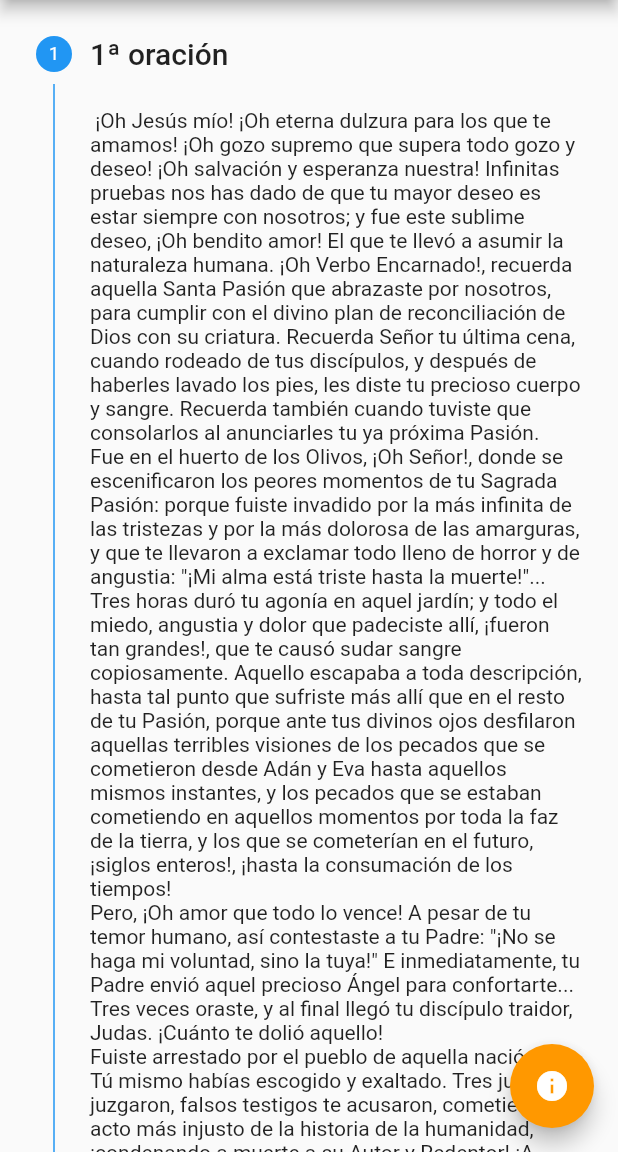
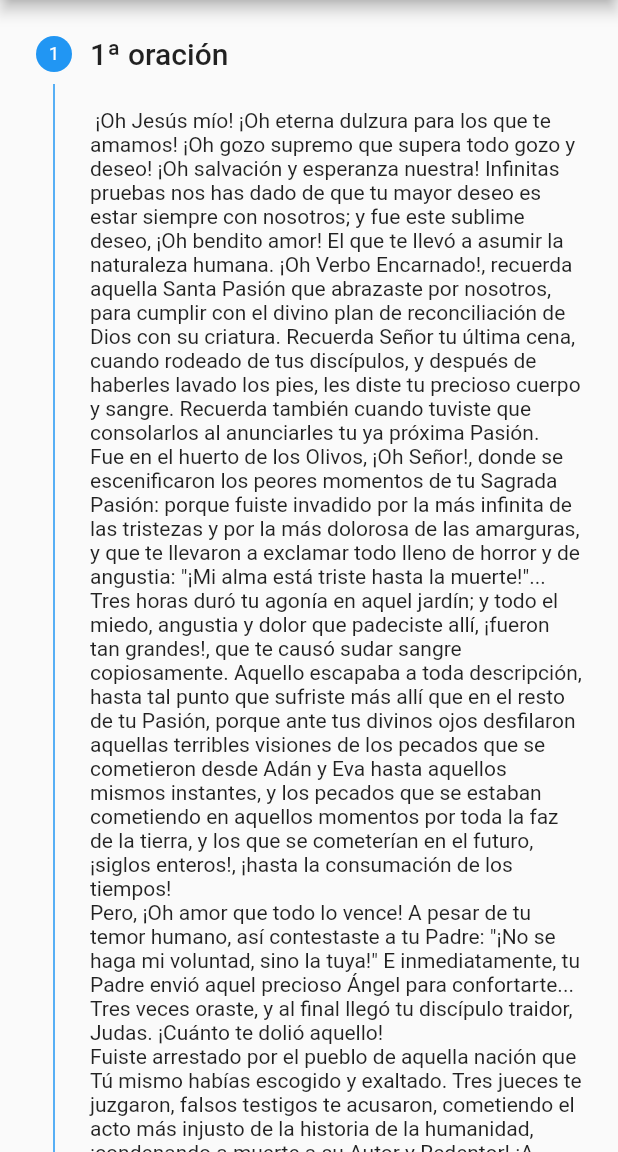
Before and after one commit to Rodsevich/brigida, a Flutter app: the screen it shows after launch, on a phone screen of 412 x 824 dp, the part 84-1236 px from its top. Run offline on Flutter 3.47's test engine with Material 2 defaults, Android fonts, the phone set to English and light mode, and no system bars; our stand-ins replace shared_preferences; missing offline and left inert: scheduled_notifications.

Commit message:
creo q andando

```diff
--- a/lib/main.dart
+++ b/lib/main.dart
@@ -33,9 +33,8 @@ class StateOracionesWidget extends State<OracionesWidget> {
   List<Step> oracionesSteps = [];
   int _oracionActual;
 
-  bool get terminoHoy => prefs != null
-      ? fechaFin.isBefore(alba.add(new Duration(days: 1)))
-      : false;
+  bool get terminoHoy =>
+      (prefs != null) ? _oracionLlegada >= oraciones.length - 1 : false;
 
   int get oracionActual => _oracionActual;
 
@@ -80,18 +79,27 @@ class StateOracionesWidget extends State<OracionesWidget> {
 
   DateTime get fechaFin => _fechaFin;
 
-  void set fechaFin(DateTime fechaFin) {
-    _fechaFin = fechaFin;
-    prefs.setInt("fecha_fin", fechaFin.millisecondsSinceEpoch);
-    if (fechaFin.isAfter(mediaNoche)) {
-      if (fechaFin.isBefore(alba)) {
-        fechaComienzo = new DateTime.now();
-      }
+  void set fechaFin(DateTime nuevaFechaFin) {
+    if (_fechaFin.isBefore(mediaNoche.subtract(new Duration(days: 1)))) {
+      _preguntarSiEmpezarDeNuevo().then((bool empezarDeNuevo) {
+        manejarRespuestaEmpezarDeNuevo(empezarDeNuevo);
+        if (empezarDeNuevo) _fechaFin = nuevaFechaFin;
+      });
+    } else if (_fechaFin.isAfter(mediaNoche.subtract(new Duration(days: 1))) &&
+        _fechaFin.isBefore(alba)) {
+      // if (nuevaFechaFin.isBefore(alba)) {
+      _fechaFin = nuevaFechaFin;
+      prefs.setInt("fecha_fin", nuevaFechaFin.millisecondsSinceEpoch);
+      // }
     }
   }
 
-  DateTime alba;
-  DateTime mediaNoche;
+  DateTime get alba => mediaNoche.add(new Duration(hours: 5));
+
+  DateTime get mediaNoche {
+    DateTime ahora = new DateTime.now();
+    return new DateTime(ahora.year, ahora.month, ahora.day);
+  }
 
   StateOracionesWidget() {
     SharedPreferences.getInstance().then((pref) {
@@ -107,17 +115,19 @@ class StateOracionesWidget extends State<OracionesWidget> {
         }
         _fechaFin = new DateTime.fromMillisecondsSinceEpoch(
             prefs.getInt("fecha_fin") ?? 0);
-        DateTime ahora = new DateTime.now();
-        mediaNoche = new DateTime(ahora.year, ahora.month, ahora.day);
-        alba = new DateTime(ahora.year, ahora.month, ahora.day, 5);
-        if (fechaFin.isBefore(mediaNoche)) {
-          oracionActual = 0;
-          oracionLlegada = 0;
-        } else if (fechaFin.isAfter(alba)) {
-          oracionActual = 0;
-          oracionLlegada = 0;
-          fechaComienzo = new DateTime.now();
-        }
+        if (fechaFin.year >= 2017) {
+          if (fechaFin.isAfter(mediaNoche.subtract(new Duration(days: 1))) &&
+              fechaFin.isBefore(alba)) {
+            if (_oracionLlegada == oraciones.length - 1) {
+              oracionActual = 0;
+              oracionLlegada = 0;
+            }
+          } else if (fechaFin
+              .isBefore(mediaNoche.subtract(new Duration(days: 1))))
+            _preguntarSiEmpezarDeNuevo().then(manejarRespuestaEmpezarDeNuevo);
+        } else
+          _fechaFin = new DateTime.now();
+        print("$fechaComienzo - $fechaFin ($_oracionActual/$oracionLlegada)");
         int notif = prefs.getInt("horario_notificaciones") ??
             mediaNoche
                 .add(new Duration(hours: 21, minutes: 30))
@@ -164,7 +174,6 @@ class StateOracionesWidget extends State<OracionesWidget> {
     else {
       _procesarOraciones();
       body = new Stepper(
-        key: new Key("stepper"),
         steps: oracionesSteps,
         currentStep:
             (oracionActual < oracionesSteps.length) ? oracionActual : 0,
@@ -187,13 +196,13 @@ class StateOracionesWidget extends State<OracionesWidget> {
       ),
       body: body,
       primary: true,
-      floatingActionButton: !terminoHoy
-          ? null
-          : new FloatingActionButton(
+      floatingActionButton: terminoHoy
+          ? new FloatingActionButton(
               tooltip: 'Mostrar progreso',
               backgroundColor: Colors.orange,
               child: new Icon(_progresoMostrado ? Icons.close : Icons.info),
-              onPressed: _mostrarProgreso),
+              onPressed: _mostrarProgreso)
+          : null,
     );
   }
 
@@ -237,15 +246,13 @@ class StateOracionesWidget extends State<OracionesWidget> {
 
   void _oracionContinuada() {
     setState(() {
-      if (oracionActual < oraciones.length) {
+      if (oracionActual < oraciones.length - 1) {
         if (++oracionActual > oracionLlegada) {
           oracionLlegada = oracionActual;
           _configurarNotificaciones();
         }
-      } else {
-        notificaciones.cancelarNotificaciones(prefs);
-        fechaFin = new DateTime.now();
-      }
+      } else
+        _terminarDia();
     });
   }
 
@@ -302,4 +309,41 @@ class StateOracionesWidget extends State<OracionesWidget> {
       }
     }
   }
+
+  Future<bool> _preguntarSiEmpezarDeNuevo() {
+    return showDialog<bool>(
+        context: context,
+        child: new AlertDialog(
+            content: new Text(
+              "Ayer no registré que hicieras las oraciones...",
+              // style: theme.textTheme.subhead
+              //     .copyWith(color: theme.textTheme.caption.color)
+            ),
+            actions: <Widget>[
+              new FlatButton(
+                  child: const Text('Si, las hice'),
+                  onPressed: () {
+                    Navigator.pop(context, false);
+                  }),
+              new FlatButton(
+                  child: const Text('No, empezar de nuevo'),
+                  onPressed: () {
+                    Navigator.pop(context, true);
+                  })
+            ]));
+  }
+
+  manejarRespuestaEmpezarDeNuevo(bool empezarDeNuevo) {
+    // The value passed to Navigator.pop() or null.
+    if (empezarDeNuevo == null)
+      _preguntarSiEmpezarDeNuevo().then(manejarRespuestaEmpezarDeNuevo);
+    else {
+      setState(() {
+        if (empezarDeNuevo)
+          fechaComienzo = new DateTime.now();
+        else
+          fechaFin = mediaNoche.subtract(new Duration(seconds: 1));
+      });
+    }
+  }
 }
```
